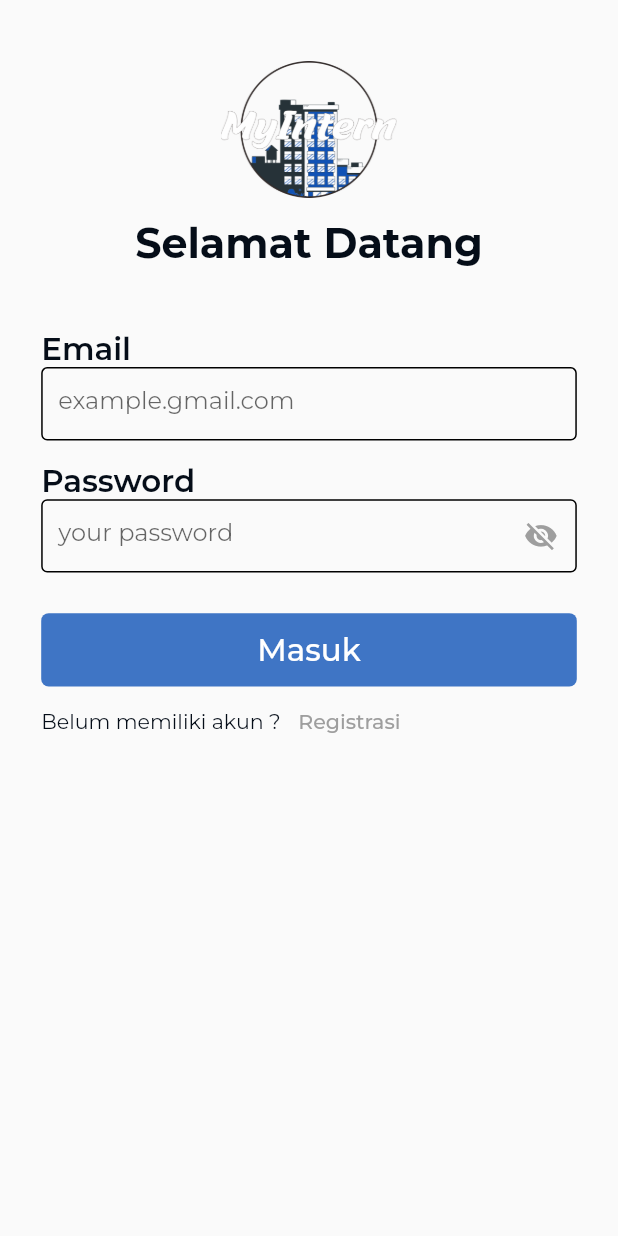
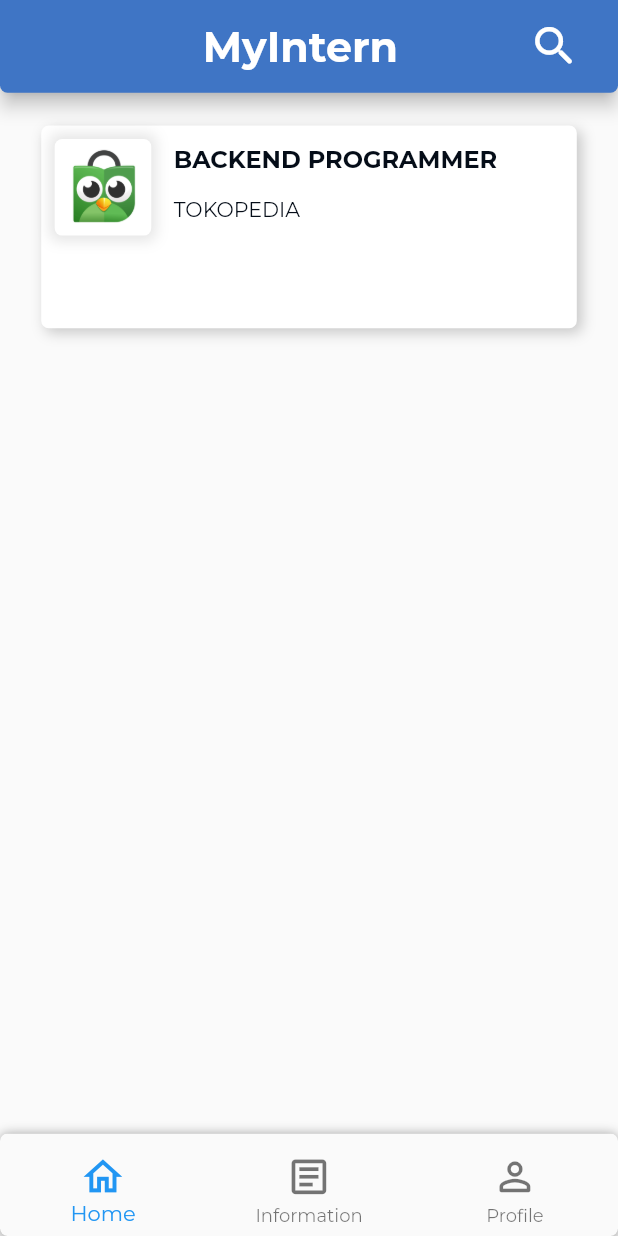
Before and after one commit to L200180194/appmy, a Flutter app: the screen it shows after launch, after a tap on "Masuk", on a phone screen of 412 x 824 dp. Run offline on Flutter 3.47's test engine with Material 2 defaults, Android fonts, the phone set to English and light mode, and no system bars; our stand-ins replace flutter_screenutil, google_fonts; missing offline and left inert: colorful_safe_area.

Commit message:
raw home, information, and profile page. card home page, app bar bottomnavbar

```diff
--- a/myintern/lib/main.dart
+++ b/myintern/lib/main.dart
@@ -1,6 +1,7 @@
 import 'package:flutter/material.dart';
 import 'package:flutter_screenutil/flutter_screenutil.dart';
 import 'package:google_fonts/google_fonts.dart';
+import 'package:myintern/pages/home/main_page.dart';
 import 'package:myintern/pages/signin_page.dart';
 import 'package:myintern/pages/signup_page.dart';
 import 'package:myintern/pages/splash.dart';
@@ -24,7 +25,8 @@ class MyApp extends StatelessWidget {
         routes: {
           '/': (context) => SplashPage(),
           '/signin': (context) => SignInPage(),
-          '/signup': (context) => SignUpPage()
+          '/signup': (context) => SignUpPage(),
+          '/home': (context) => MainPage(),
         },
         theme: ThemeData(
           primarySwatch: Colors.blue,
--- /dev/null
+++ b/myintern/lib/pages/home/home_page.dart
@@ -0,0 +1,18 @@
+import 'package:flutter/material.dart';
+import 'package:myintern/pages/widget/posisi_card.dart';
+import 'package:myintern/theme.dart';
+
+class HomePage extends StatelessWidget {
+  const HomePage({Key? key}) : super(key: key);
+
+  @override
+  Widget build(BuildContext context) {
+    return ListView(
+      children: [
+        // Text('Home Page'),
+        // Image.asset('assets/tokopedia.png'),
+        PosisiCard(),
+      ],
+    );
+  }
+}
--- /dev/null
+++ b/myintern/lib/pages/home/information_page.dart
@@ -0,0 +1,12 @@
+import 'package:flutter/material.dart';
+
+class InformationPage extends StatelessWidget {
+  const InformationPage({Key? key}) : super(key: key);
+
+  @override
+  Widget build(BuildContext context) {
+    return Container(
+      child: Text('Information Page'),
+    );
+  }
+}
--- /dev/null
+++ b/myintern/lib/pages/home/main_page.dart
@@ -0,0 +1,157 @@
+import 'package:flutter/material.dart';
+import 'package:myintern/pages/home/home_page.dart';
+import 'package:myintern/pages/home/information_page.dart';
+import 'package:myintern/pages/home/profile_page.dart';
+import 'package:myintern/theme.dart';
+import 'package:flutter_screenutil/flutter_screenutil.dart';
+
+class MainPage extends StatefulWidget {
+  const MainPage({Key? key}) : super(key: key);
+
+  @override
+  _MainPageState createState() => _MainPageState();
+}
+
+class _MainPageState extends State<MainPage> {
+  int curIndex = 0;
+  @override
+  Widget build(BuildContext context) {
+    Widget btmnav() {
+      return Container(
+        decoration: BoxDecoration(
+          borderRadius: BorderRadius.vertical(top: Radius.circular(5)),
+          boxShadow: [
+            BoxShadow(
+              color: Colors.grey,
+              offset: Offset(0.0, 1.0), //(x,y)
+              blurRadius: 6.0,
+            ),
+          ],
+        ),
+        child: ClipRRect(
+          borderRadius: BorderRadius.circular(5),
+          child: BottomNavigationBar(
+            selectedLabelStyle: primaryTextStyle.copyWith(color: primaryColor),
+            unselectedLabelStyle: primaryTextStyle.copyWith(color: Colors.grey),
+            currentIndex: curIndex,
+            onTap: (value) {
+              print(value);
+              setState(() {
+                curIndex = value;
+              });
+            },
+            iconSize:
+                (MediaQuery.of(context).orientation == Orientation.portrait)
+                    ? 27.sp
+                    : 24,
+            items: [
+              BottomNavigationBarItem(
+                icon: Container(
+                    margin: EdgeInsets.only(
+                      top: 5.h,
+                    ),
+                    child: Icon(Icons.home_outlined)),
+                label: 'Home',
+              ),
+              BottomNavigationBarItem(
+                  icon: Container(
+                      margin: EdgeInsets.only(
+                        top: 5.h,
+                      ),
+                      child: Icon(Icons.article_outlined)),
+                  label: 'Information'),
+              BottomNavigationBarItem(
+                  icon: Container(
+                      margin: EdgeInsets.only(
+                        top: 5.h,
+                      ),
+                      child: Icon(Icons.person_outline_rounded)),
+                  label: 'Profile')
+            ],
+            elevation: 20,
+          ),
+        ),
+      );
+    }
+
+    Widget bdy() {
+      switch (curIndex) {
+        case 0:
+          return HomePage();
+          break;
+        case 1:
+          return InformationPage();
+          break;
+        case 2:
+          return ProfilePage();
+          break;
+        default:
+          return HomePage();
+      }
+    }
+
+    return (MediaQuery.of(context).orientation == Orientation.portrait)
+        ? Scaffold(
+            bottomNavigationBar: btmnav(),
+            appBar: AppBar(
+              toolbarHeight: 48.h,
+              elevation: 5,
+              shape: RoundedRectangleBorder(
+                  borderRadius: BorderRadius.vertical(
+                bottom: Radius.circular(5),
+              )),
+              leading: SizedBox(),
+              title: Center(
+                child: Text(
+                  'MyIntern',
+                  style: primaryTextStyle.copyWith(
+                      color: Colors.white, fontWeight: bold, fontSize: 24.sp),
+                ),
+              ),
+              actions: [
+                Container(
+                  margin: EdgeInsets.only(right: 15.w),
+                  child: IconButton(
+                    onPressed: () {},
+                    icon: Icon(Icons.search_rounded),
+                    iconSize: 30.sp,
+                  ),
+                )
+              ],
+              backgroundColor: primaryColor,
+            ),
+            body: bdy(),
+          )
+        : Scaffold(
+            bottomNavigationBar: btmnav(),
+            appBar: AppBar(
+              toolbarHeight: 80.h,
+              elevation: 5,
+              shape: RoundedRectangleBorder(
+                  borderRadius: BorderRadius.vertical(
+                bottom: Radius.circular(5),
+              )),
+              leading: SizedBox(),
+              title: Center(
+                child: Text(
+                  'MyIntern',
+                  style: primaryTextStyle.copyWith(
+                      color: Colors.white, fontWeight: bold, fontSize: 35.sp),
+                ),
+              ),
+              actions: [
+                Container(
+                  margin: EdgeInsets.only(right: 15.w),
+                  child: IconButton(
+                    onPressed: () {},
+                    icon: Icon(Icons.search_rounded),
+                    iconSize: 40.sp,
+                  ),
+                )
+              ],
+              backgroundColor: primaryColor,
+            ),
+            body: SafeArea(child: Text('Main Page')),
+          );
+  }
+}
--- /dev/null
+++ b/myintern/lib/pages/home/profile_page.dart
@@ -0,0 +1,12 @@
+import 'package:flutter/material.dart';
+
+class ProfilePage extends StatelessWidget {
+  const ProfilePage({Key? key}) : super(key: key);
+
+  @override
+  Widget build(BuildContext context) {
+    return Container(
+      child: Text('Profile Page'),
+    );
+  }
+}
--- a/myintern/lib/pages/signin_page.dart
+++ b/myintern/lib/pages/signin_page.dart
@@ -149,7 +149,9 @@ class _SignInPageState extends State<SignInPage> {
           child: RaisedButton(
             color: primaryColor,
             elevation: 0,
-            onPressed: () {},
+            onPressed: () {
+              Navigator.pushNamed(context, '/home');
+            },
             shape:
                 RoundedRectangleBorder(borderRadius: BorderRadius.circular(5)),
             textColor: Colors.white,
--- a/myintern/lib/pages/signup_page.dart
+++ b/myintern/lib/pages/signup_page.dart
@@ -1,6 +1,7 @@
 import 'package:flutter/material.dart';
 import 'package:myintern/theme.dart';
 import 'package:flutter_screenutil/flutter_screenutil.dart';
+import 'package:colorful_safe_area/colorful_safe_area.dart';
 
 class SignUpPage extends StatefulWidget {
   const SignUpPage({Key? key}) : super(key: key);
@@ -269,7 +270,9 @@ class _SignUpPageState extends State<SignUpPage> {
           child: RaisedButton(
             color: primaryColor,
             elevation: 0,
-            onPressed: () {},
+            onPressed: () {
+              Navigator.pushNamed(context, '/home');
+            },
             shape:
                 RoundedRectangleBorder(borderRadius: BorderRadius.circular(5)),
             textColor: Colors.white,
@@ -307,7 +310,8 @@ class _SignUpPageState extends State<SignUpPage> {
     }
 
     return Scaffold(
-        body: SafeArea(
+        body: ColorfulSafeArea(
+            color: primaryColor,
             child: (MediaQuery.of(context).orientation == Orientation.portrait)
                 ? ListView(
                     children: [
--- a/myintern/lib/pages/splash.dart
+++ b/myintern/lib/pages/splash.dart
@@ -13,7 +13,8 @@ class SplashPage extends StatefulWidget {
 class _SplashPageState extends State<SplashPage> {
   @override
   void initState() {
-    Timer(Duration(seconds: 1), () => Navigator.pushNamed(context, '/signin'));
+    Timer(Duration(seconds: 1),
+        () => Navigator.popAndPushNamed(context, '/signin'));
     super.initState();
   }
 
--- /dev/null
+++ b/myintern/lib/pages/widget/posisi_card.dart
@@ -0,0 +1,91 @@
+import 'package:flutter/material.dart';
+import 'package:myintern/theme.dart';
+import 'package:flutter_screenutil/flutter_screenutil.dart';
+
+class PosisiCard extends StatelessWidget {
+  const PosisiCard({Key? key}) : super(key: key);
+
+  @override
+  Widget build(BuildContext context) {
+    return Column(
+      children: [
+        SizedBox(
+          height: 17.h,
+        ),
+        Container(
+          height: 105.h,
+          margin: EdgeInsets.symmetric(
+            horizontal: defaultMargin,
+          ),
+          decoration: BoxDecoration(
+              borderRadius: BorderRadius.all(Radius.circular(5)),
+              color: Colors.white,
+              boxShadow: [
+                BoxShadow(
+                  color: Colors.black.withOpacity(0.2),
+                  offset: Offset(3.0, 3.0), //(x,y)
+                  blurRadius: 7.0,
+                ),
+              ]),
+          child: Column(
+            children: [
+              Row(
+                children: [
+                  Container(
+                    height: 50.h,
+                    width: 50.h,
+                    margin: EdgeInsets.fromLTRB(9, 9, 15, 16),
+                    decoration: BoxDecoration(
+                        color: Colors.white,
+                        borderRadius: BorderRadius.circular(5),
+                        boxShadow: [
+                          BoxShadow(
+                              color: Colors.black.withOpacity(0.1),
+                              offset: Offset(0.0, 0.0), //(x,y)
+                              blurRadius: 7.0,
+                              spreadRadius: 3),
+                        ]),
+                    child: Image.asset('assets/tokopedia.png'),
+                  ),
+                  Container(
+                    height: 50.h,
+                    child: Column(
+                      mainAxisAlignment: MainAxisAlignment.start,
+                      crossAxisAlignment: CrossAxisAlignment.start,
+                      children: [
+                        SizedBox(
+                          width: 210.w,
+                          child: Text(
+                            "BACKEND PROGRAMMER",
+                            overflow: TextOverflow.ellipsis,
+                            softWrap: false,
+                            style: primaryTextStyle.copyWith(
+                                fontSize: 14.sp, fontWeight: bold),
+                          ),
+                        ),
+                        Container(
+                          margin: EdgeInsets.only(top: 12.h),
+                          child: SizedBox(
+                            width: 210.w,
+                            child: Text(
+                              "TOKOPEDIA",
+                              maxLines: 1,
+                              overflow: TextOverflow.ellipsis,
+                              softWrap: false,
+                              style: primaryTextStyle.copyWith(
+                                  fontSize: 12.sp, fontWeight: regular),
+                            ),
+                          ),
+                        ),
+                      ],
+                    ),
+                  ),
+                ],
+              )
+            ],
+          ),
+        ),
+      ],
+    );
+  }
+}
```
Also changed, not shown: myintern/assets/gojek.png (added), myintern/assets/shopee.jpg (added), myintern/assets/tokopedia.png (added).
